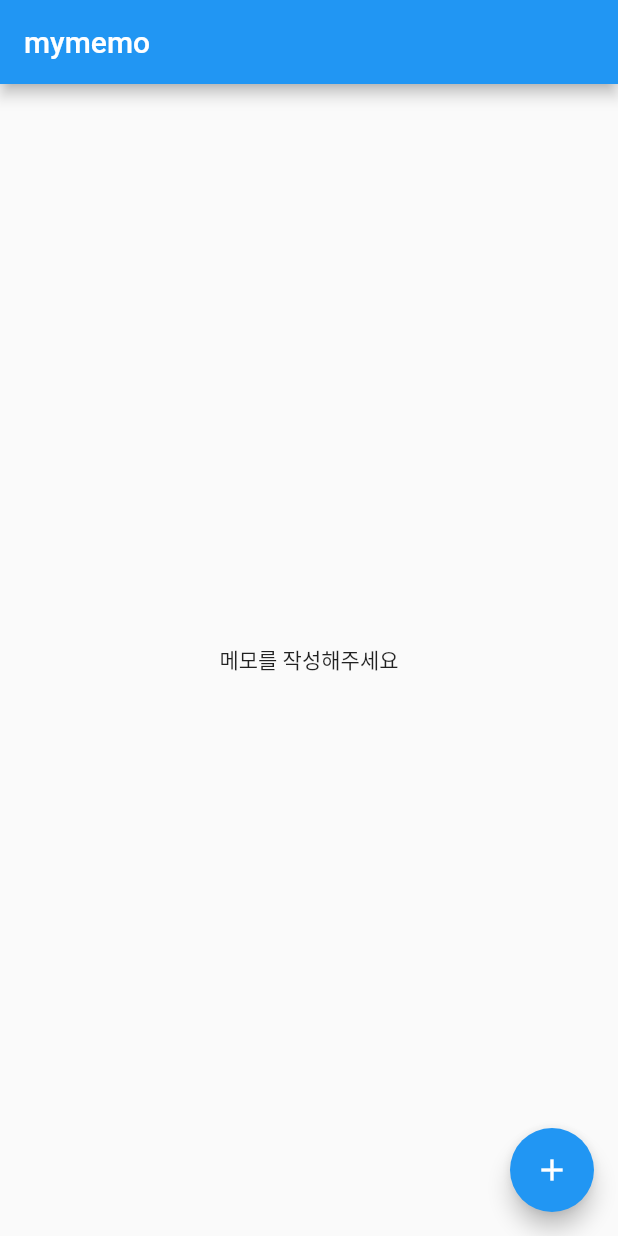
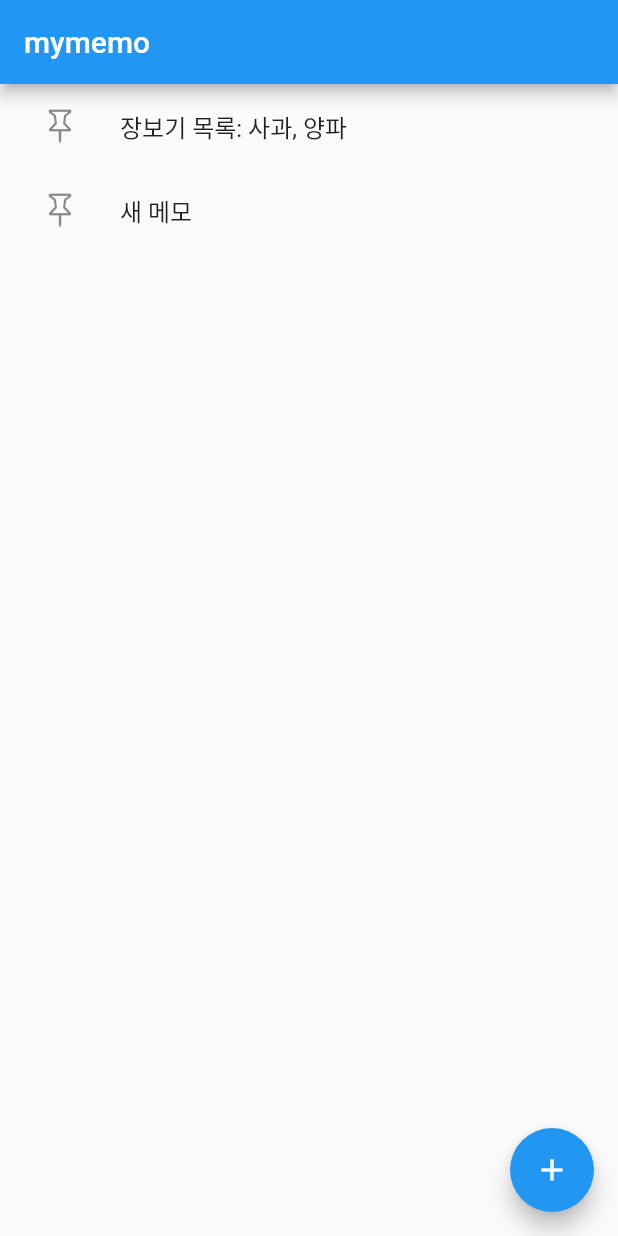
Before and after one commit to SoftyChoo/mymemo, a Flutter app: the screen it shows after launch, on a phone screen of 412 x 824 dp. Run offline on Flutter 3.47's test engine with Material 2 defaults, Android fonts, the phone set to English and light mode, and no system bars.

Commit message:
개발중입니당.

```diff
--- a/lib/main.dart
+++ b/lib/main.dart
@@ -18,8 +18,15 @@ class MyApp extends StatelessWidget {
 }
 
 // 홈 페이지
-class HomePage extends StatelessWidget {
+class HomePage extends StatefulWidget {
   const HomePage({super.key});
+
+  @override
+  State<HomePage> createState() => _HomePageState();
+}
+
+class _HomePageState extends State<HomePage> {
+  List<String> memoList = ['장보기 목록: 사과, 양파', '새 메모']; // 전체 메모 목록
 
   @override
   Widget build(BuildContext context) {
@@ -27,14 +34,58 @@ class HomePage extends StatelessWidget {
       appBar: AppBar(
         title: Text("mymemo"),
       ),
-      body: Center(child: Text("메모를 작성해주세요")),
+      body: memoList.isEmpty
+          ? Center(child: Text("메모를 작성해 주세요"))
+          : ListView.builder(
+              itemCount: memoList.length, // memoList 개수 만큼 보여주기
+              itemBuilder: (context, index) {
+                String memo = memoList[index]; // index에 해당하는 memo 가져오기
+                return ListTile(
+                  // 메모 고정 아이콘
+                  leading: IconButton(
+                    icon: Icon(CupertinoIcons.pin),
+                    onPressed: () {
+                      print('$memo : pin 클릭 됨');
+                    },
+                  ),
+                  // 메모 내용 (최대 3줄까지만 보여주도록)
+                  title: Text(
+                    memo,
+                    maxLines: 3,
+                    overflow: TextOverflow.ellipsis,
+                  ),
+                  onTap: () {
+                    // 아이템 클릭시
+                    Navigator.push(
+                      context,
+                      MaterialPageRoute(
+                        builder: (_) => DetailPage(
+                          index: index,
+                          memoList: memoList,
+                        ),
+                      ),
+                    );
+                  },
+                );
+              },
+            ),
       floatingActionButton: FloatingActionButton(
         child: Icon(Icons.add),
         onPressed: () {
           // + 버튼 클릭시 메모 생성 및 수정 페이지로 이동
+          String memo = ''; // 빈 메모 내용 추가
+          setState(() {
+            //메모리스트에 추가할 때 화면을 새로고침
+            memoList.add(memo);
+          });
           Navigator.push(
             context,
-            MaterialPageRoute(builder: (_) => DetailPage()),
+            MaterialPageRoute(
+              builder: (_) => DetailPage(
+                index: memoList.indexOf(memo),
+                memoList: memoList,
+              ),
+            ),
           );
         },
       ),
@@ -44,12 +95,17 @@ class HomePage extends StatelessWidget {
 
 // 메모 생성 및 수정 페이지
 class DetailPage extends StatelessWidget {
-  DetailPage({super.key});
+  DetailPage({super.key, required this.memoList, required this.index});
+
+  final List<String> memoList;
+  final int index;
 
   TextEditingController contentController = TextEditingController();
 
   @override
   Widget build(BuildContext context) {
+    contentController.text = memoList[index]; //초기값 설정
+
     return Scaffold(
       appBar: AppBar(
         actions: [
@@ -74,7 +130,9 @@ class DetailPage extends StatelessWidget {
           expands: true,
           keyboardType: TextInputType.multiline,
           onChanged: (value) {
-            // 텍스트필드 안의 값이 변할 때
+            // 텍스트필드 안의 값이 변할 때 setstate는 같은페이지에서 사용하는것
+
+            memoList[index] = value;
           },
         ),
       ),
```
Also changed, not shown: 93 other files.
